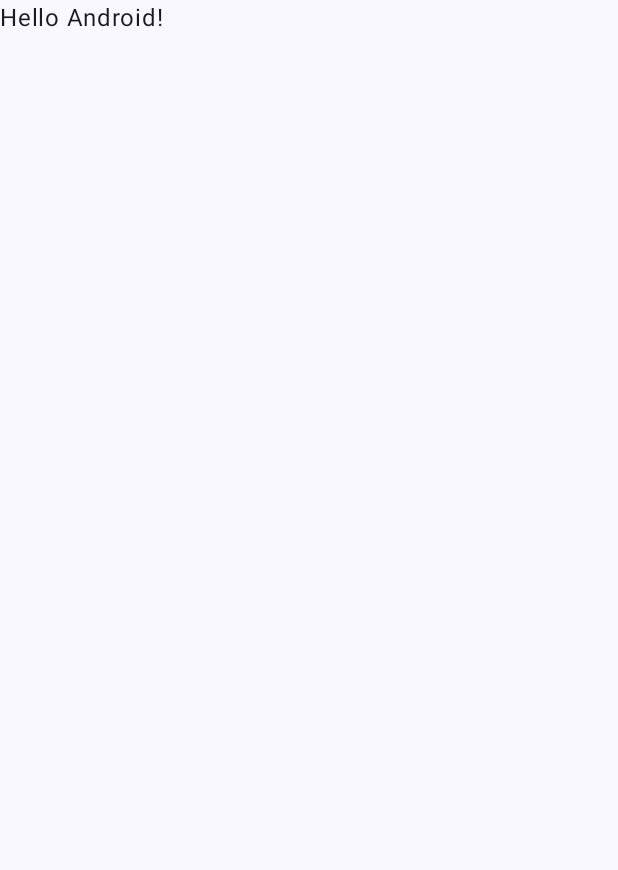
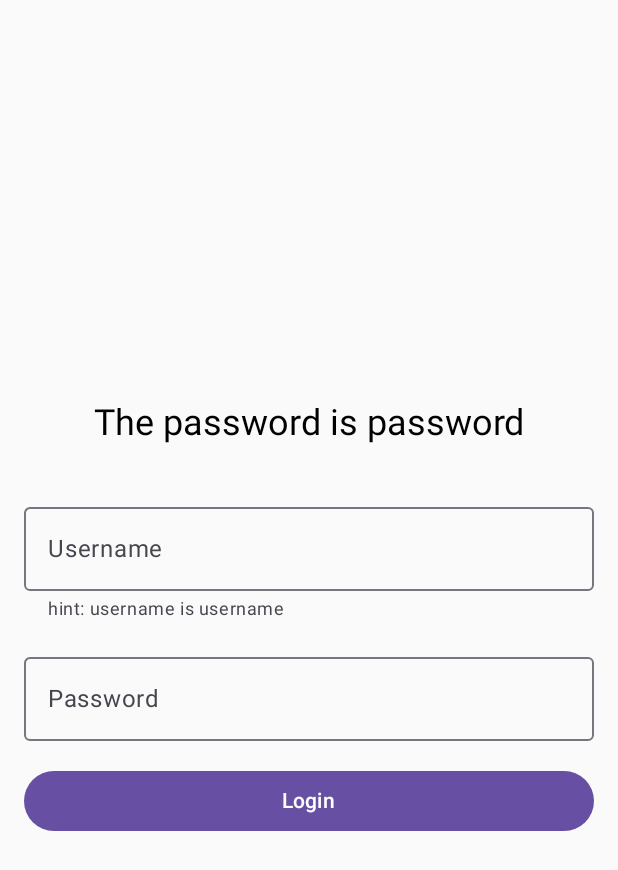
Before and after one commit to silent-8ch/formsandlists, an Android app built with Jetpack Compose: the screen it shows after launch (MainActivity before the commit, LoginActivity after it), on a phone screen of 412 x 824 dp. Before the commit the part shown is almost empty. Shown: the top 870 px of the screen. Run offline under Robolectric (Android 15) with nearby library versions, the phone set to English and light mode, and no system bars.

Commit message:
what a god damn mess this ai shit is

```diff
--- a/FormsAndListsAndroid/app/src/main/AndroidManifest.xml
+++ b/FormsAndListsAndroid/app/src/main/AndroidManifest.xml
@@ -13,13 +13,11 @@
         android:theme="@style/Theme.FormsAndLists"
         tools:targetApi="31">
         <activity
-            android:name=".MainActivity"
+            android:name=".LoginActivity"
             android:exported="true"
-            android:label="@string/app_name"
             android:theme="@style/Theme.FormsAndLists">
             <intent-filter>
                 <action android:name="android.intent.action.MAIN" />
-
                 <category android:name="android.intent.category.LAUNCHER" />
             </intent-filter>
         </activity>
--- /dev/null
+++ b/FormsAndListsAndroid/app/src/main/java/com/p4u1/formsandlists/android/LoginActivity.kt
@@ -0,0 +1,80 @@
+package com.p4u1.formsandlists.android
+
+import android.os.Bundle
+import android.widget.Toast
+import androidx.activity.ComponentActivity
+import androidx.activity.compose.setContent
+import androidx.compose.foundation.layout.*
+import androidx.compose.material3.*
+import androidx.compose.runtime.*
+import androidx.compose.ui.Alignment
+import androidx.compose.ui.Modifier
+import androidx.compose.ui.platform.LocalContext
+import androidx.compose.ui.res.stringResource
+import androidx.compose.ui.text.input.PasswordVisualTransformation
+import androidx.compose.ui.unit.dp
+import com.p4u1.formsandlists.android.R
+
+class LoginActivity : ComponentActivity() {
+    override fun onCreate(savedInstanceState: Bundle?) {
+        super.onCreate(savedInstanceState)
+        setContent {
+            LoginScreen()
+        }
+    }
+}
+
+@OptIn(ExperimentalMaterial3Api::class)
+@Composable
+fun LoginScreen() {
+    var username by remember { mutableStateOf("") }
+    var password by remember { mutableStateOf("") }
+    val context = LocalContext.current
+
+    Column(
+        modifier = Modifier
+            .fillMaxSize()
+            .padding(16.dp),
+        horizontalAlignment = Alignment.CenterHorizontally,
+        verticalArrangement = Arrangement.Center
+    ) {
+        Text(
+            text = stringResource(R.string.login_title),
+            style = MaterialTheme.typography.headlineSmall,
+            modifier = Modifier.padding(bottom = 32.dp)
+        )
+
+        OutlinedTextField(
+            value = username,
+            onValueChange = { username = it },
+            label = { Text(stringResource(R.string.username_label)) },
+            supportingText = { Text(stringResource(R.string.username_hint)) },
+            modifier = Modifier
+                .fillMaxWidth()
+                .padding(bottom = 16.dp)
+        )
+
+        OutlinedTextField(
+            value = password,
+            onValueChange = { password = it },
+            label = { Text(stringResource(R.string.password_label)) },
+            visualTransformation = PasswordVisualTransformation(),
+            modifier = Modifier
+                .fillMaxWidth()
+                .padding(bottom = 16.dp)
+        )
+
+        Button(
+            onClick = {
+                if (username == "username" && password == "password") {
+                    Toast.makeText(context, context.getString(R.string.login_success), Toast.LENGTH_SHORT).show()
+                } else {
+                    Toast.makeText(context, context.getString(R.string.login_failed), Toast.LENGTH_SHORT).show()
+                }
+            },
+            modifier = Modifier.fillMaxWidth()
+        ) {
+            Text(stringResource(R.string.login_button))
+        }
+    }
+}
--- a/FormsAndListsAndroid/app/src/main/res/values/strings.xml
+++ b/FormsAndListsAndroid/app/src/main/res/values/strings.xml
@@ -1,3 +1,10 @@
 <resources>
     <string name="app_name">Forms And Lists</string>
+    <string name="username_hint">hint: username is username</string>
+    <string name="login_title">The password is password</string>
+    <string name="username_label">Username</string>
+    <string name="password_label">Password</string>
+    <string name="login_button">Login</string>
+    <string name="login_success">Login successful</string>
+    <string name="login_failed">Invalid credentials</string>
 </resources>
```
Also changed, not shown: FormsAndListsAndroid/lint-rules/build.gradle (added, +15 -0 lines), 7 other files.
